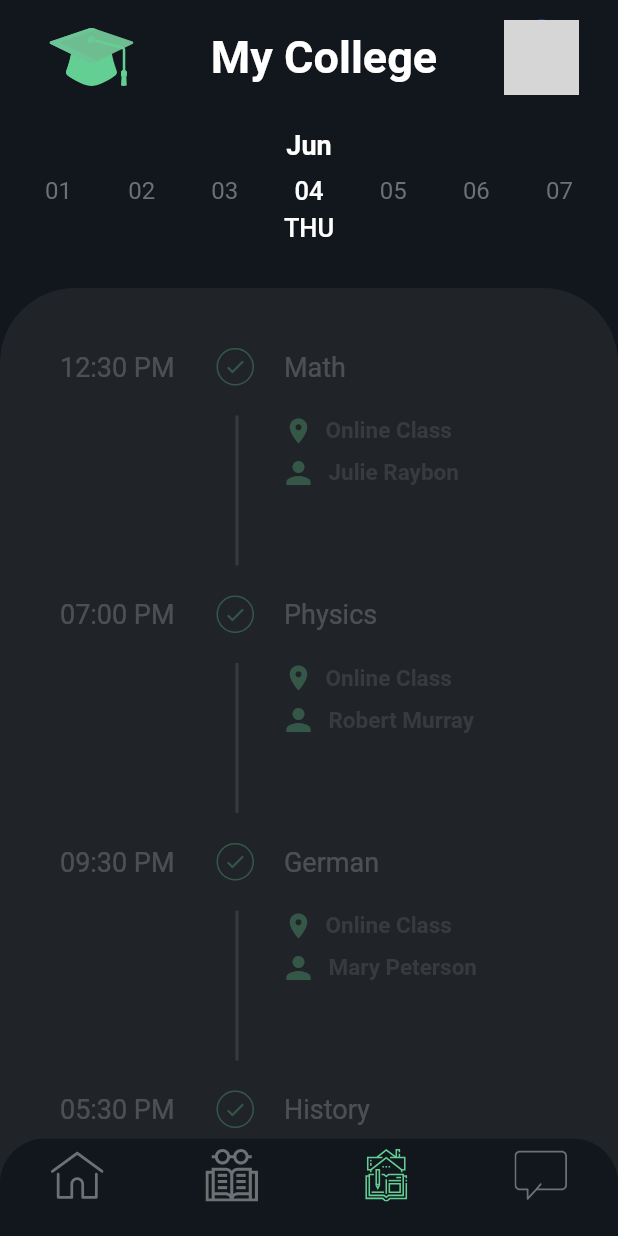
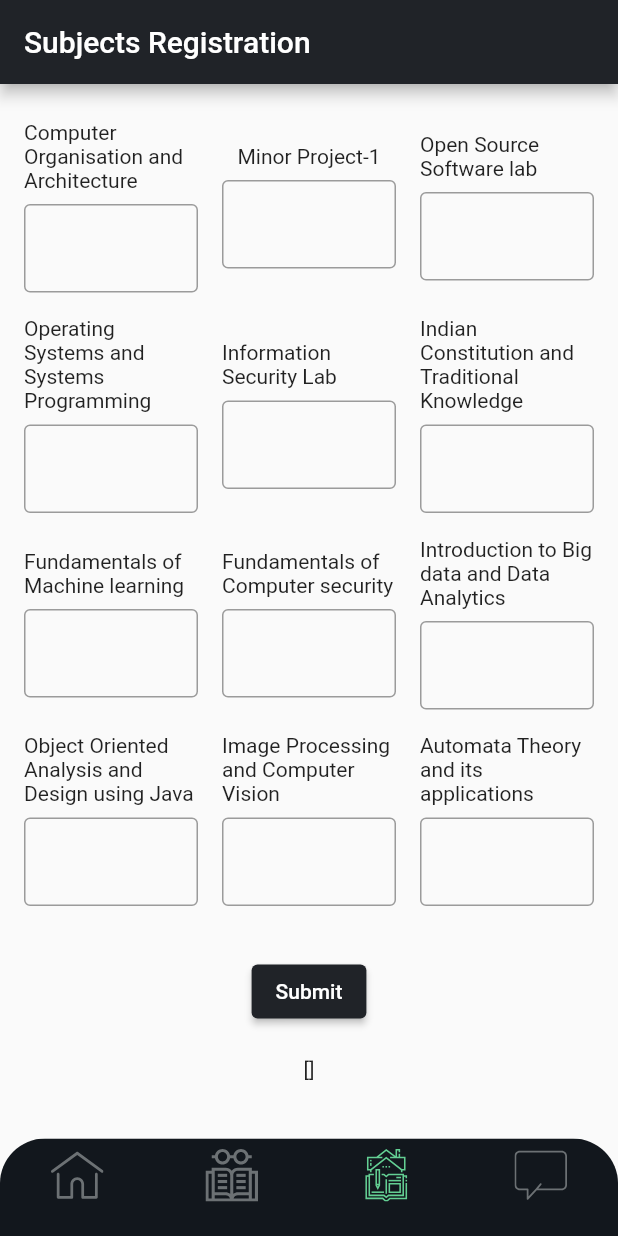
Before and after one commit to Sg108/College-Lit, a Flutter app: the BottomNavigation screen opened directly, item 3 of the bottom bar chosen, on a phone screen of 412 x 824 dp. Run offline on Flutter 3.47's test engine with Material 2 defaults, Android fonts, the phone set to English and light mode, and no system bars; our stand-ins replace cloud_firestore, firebase_auth, firebase_core, firebase_storage, flutter_svg, image_picker; accounts and stored records are empty; network calls fail; grey boxes are pictures that could not be loaded.

Commit message:
added grades input screen for courses recommendation

```diff
--- /dev/null
+++ b/lib/screens/courses_recommended_screen.dart
@@ -0,0 +1,11 @@
+import 'package:flutter/src/widgets/framework.dart';
+import 'package:flutter/src/widgets/placeholder.dart';
+
+class RecommendedScreen extends StatelessWidget {
+  const RecommendedScreen({super.key});
+  static const routeName = '/recommended';
+  @override
+  Widget build(BuildContext context) {
+    return const Placeholder();
+  }
+}
--- /dev/null
+++ b/lib/screens/grades_input.dart
@@ -0,0 +1,238 @@
+import 'package:flutter/material.dart';
+
+import 'package:college_bytes/screens/courses_recommended_screen.dart';
+
+class GradesInput extends StatefulWidget {
+  @override
+  _GradesInputState createState() => _GradesInputState();
+}
+
+class _GradesInputState extends State<GradesInput> {
+  int sem = 5;
+  final Map<dynamic, Map<dynamic, List<dynamic>>> _allCourses = {
+    1: {
+      'core': [
+        'Mathematics-1',
+        'Physics-1 ',
+        'Software Development Fundamentals-I',
+        'English',
+        'Physics Lab-1',
+        'Software Development Lab-I ',
+        'Engineering Drawing & Design'
+      ],
+      'elective': []
+    },
+    2: {
+      'core': [
+        'Mathematics-2',
+        'Physics-2 ',
+        'Electrical Science-I',
+        'Software Development FundamentalsII',
+        'Physics Lab-2',
+        'Electrical Science Lab-I',
+        'Software Development Lab-II',
+        'Workshop '
+      ],
+      'elective': []
+    },
+    3: {
+      'core': [
+        'Theoretical Foundations of Computer Science',
+        'Database Systems and Web ',
+        'Data Structures ',
+        'Data Structures Lab',
+        'Database Systems and Web Lab ',
+        'Electrical Science-II',
+        'Electrical Science Lab-II',
+        'Economics '
+      ],
+      'elective': []
+    },
+    4: {
+      'core': [
+        'Probability and Random Processes',
+        'Digital Systems',
+        'Algorithms and Problem Solving',
+        'Environmental Science',
+        'Digital Systems Lab',
+        'Algorithms and Problem Solving Lab',
+        'Life Skills'
+      ],
+      'elective': []
+    },
+    5: {
+      'core': [
+        'Computer Organisation and Architecture',
+        'Minor Project-1',
+        'Open Source Software lab',
+        'Operating Systems and Systems Programming',
+        'Information Security Lab',
+        'Indian Constitution and Traditional Knowledge'
+      ],
+      'elective': [
+        'Fundamentals of Machine learning',
+        'Fundamentals of Computer security',
+        'Introduction to Big data and Data Analytics',
+        'Object Oriented Analysis and Design using Java',
+        'Image Processing and Computer Vision',
+        'Automata Theory and its applications',
+      ]
+    },
+    6: {
+      'core': [
+        'Computer Networks and Internet of Things',
+        'Computer Networks and Internet of Things Lab',
+        'Software Engineering',
+        'Artificial Intelligence',
+        'Software Engineering Lab',
+        'Artifical Intelligence Lab',
+        'Minor Project -2'
+      ],
+      'elective': [
+        'Sensor Technology & Android Programming',
+        'Fundamentals of Distributed and Cloud Computing',
+        'Introduction to Large Scale Database Systems',
+        'Web Technology and Cyber Security',
+        'Introduction to Compiler Design',
+        'Cloud based Enterprise Systems',
+      ]
+    },
+    7: {
+      'core': ['Major Project Part-1', 'Summer Training Viva'],
+      'elective': [
+        'Advanced Blockchain : A game theoretic view',
+        'Big Data with Hadoop and Spark',
+        'Introduction to Deep Learning',
+        'Cryptography and its Applications',
+        'Information Retrieval and Semantic Web',
+        'IoT Analytics',
+      ]
+    },
+    8: {
+      'core': ['Major Project Part-2'],
+      'elective': [
+        'Optimization Techniques',
+        'Artificial Intelligence for Healthcare',
+        'Cloud Computing Essentials: Azure, AWS and Google Cloud',
+        'Agile: Software development and processes',
+        'Kubernetes',
+        'International Studies'
+      ]
+    },
+  };
+
+  List<TextEditingController> _gradeControllers = [];
+  List<String> _courses = [];
+  List<double> grades = [];
+  @override
+  void initState() {
+    super.initState();
+    for (int i = 0; i < _allCourses[sem]!['core']!.length; i++) {
+      _courses.add(_allCourses[sem]!['core']![i]);
+      _gradeControllers.add(TextEditingController());
+    }
+    for (int i = 0; i < _allCourses[sem]!['elective']!.length; i++) {
+      _courses.add(_allCourses[sem]!['elective']![i]);
+      _gradeControllers.add(TextEditingController());
+    }
+  }
+
+  @override
+  Widget build(BuildContext context) {
+    return Scaffold(
+      appBar: AppBar(
+          title: Text("Subjects Registration"),
+          automaticallyImplyLeading: false),
+      body: Container(
+        padding: EdgeInsets.all(16.0),
+        child: SingleChildScrollView(
+          child: Column(
+            children: [
+              Row(
+                children: [
+                  Expanded(
+                    child: Column(
+                      children: [
+                        for (int i = 0; i < _courses.length; i += 3)
+                          Padding(
+                            padding: EdgeInsets.symmetric(vertical: 8.0),
+                            child: Row(
+                              children: [
+                                Expanded(
+                                  child: Column(
+                                    children: [
+                                      Text(_courses[i]),
+                                      SizedBox(height: 8.0),
+                                      TextFormField(
+                                        controller: _gradeControllers[i],
+                                        keyboardType: TextInputType.number,
+                                        decoration: InputDecoration(
+                                          border: OutlineInputBorder(),
+                                        ),
+                                      ),
+                                    ],
+                                  ),
+                                ),
+                                SizedBox(width: 16.0),
+                                if (i + 1 < _courses.length)
+                                  Expanded(
+                                    child: Column(
+                                      children: [
+                                        Text(_courses[i + 1]),
+                                        SizedBox(height: 8.0),
+                                        TextFormField(
+                                          controller: _gradeControllers[i + 1],
+                                          keyboardType: TextInputType.number,
+                                          decoration: InputDecoration(
+                                            border: OutlineInputBorder(),
+                                          ),
+                                        ),
+                                      ],
+                                    ),
+                                  ),
+                                SizedBox(width: 16.0),
+                                if (i + 2 < _courses.length)
+                                  Expanded(
+                                    child: Column(
+                                      children: [
+                                        Text(_courses[i + 2]),
+                                        SizedBox(height: 8.0),
+                                        TextFormField(
+                                          controller: _gradeControllers[i + 2],
+                                          keyboardType: TextInputType.number,
+                                          decoration: InputDecoration(
+                                            border: OutlineInputBorder(),
+                                          ),
+                                        ),
+                                      ],
+                                    ),
+                                  ),
+                              ],
+                            ),
+                          ),
+                      ],
+                    ),
+                  ),
+                ],
+              ),
+              SizedBox(height: 25.0),
+              ElevatedButton(
+                onPressed: () {
+                  for (int i = 0; i < _courses.length; i++) {
+                    grades.add(double.parse(_gradeControllers[i].text));
+                  }
+                  setState(() {});
+                  Navigator.push(context,
+                      MaterialPageRoute(builder: (_) => RecommendedScreen()));
+                },
+                child: Text('Submit'),
+              ),
+              SizedBox(height: 20),
+              Text('${grades}')
+            ],
+          ),
+        ),
+      ),
+    );
+  }
+}
--- a/lib/widgets/bottom_navigation.dart
+++ b/lib/widgets/bottom_navigation.dart
@@ -3,6 +3,7 @@
 import 'package:flutter/material.dart';
 import '/screens/home_screen.dart';
 import '/screens/classes_screen.dart';
+import 'package:college_bytes/screens/grades_input.dart';
 
 class BottomNavigation extends StatefulWidget {
   const BottomNavigation({super.key});
@@ -16,11 +17,13 @@
   var _currentPage;
   var _homeScreen;
   var _classesScreen;
+  var _inputScreen;
   @override
   void initState() {
     super.initState();
     _homeScreen = HomeScreen();
     _classesScreen = ClassesScreen();
+    _inputScreen = GradesInput();
     _currentPage = _homeScreen as Widget;
     // _currentPage = _homeScreen as Widget;
   }
@@ -52,12 +55,14 @@
           backgroundColor: Theme.of(context).colorScheme.background,
           currentIndex: _selectedTab,
           onTap: (int tab) {
-            setState(() => {
-                  _selectedTab = tab,
-                  _selectedTab == 0
-                      ? _currentPage = _homeScreen
-                      : _currentPage = _classesScreen
-                });
+            setState(() {
+              _selectedTab = tab;
+              if (_selectedTab == 0)
+                _currentPage = _homeScreen;
+              else if (_selectedTab == 1)
+                _currentPage = _classesScreen;
+              else if (_selectedTab == 2) _currentPage = _inputScreen;
+            });
           },
           items: [
             BottomNavigationBarItem(
```
